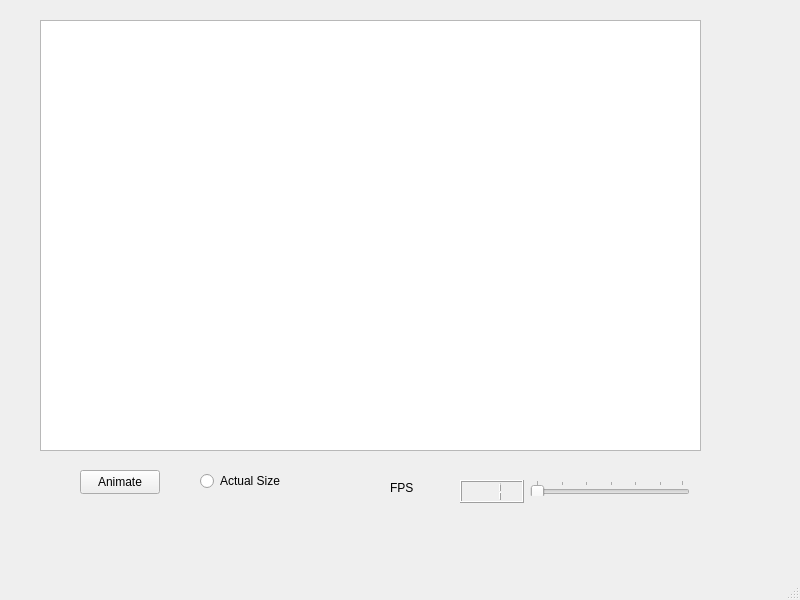
The window that previewwindow.ui (KaiokenBro/Sprite-Editor) describes before a commit, drawn with Qt 5.
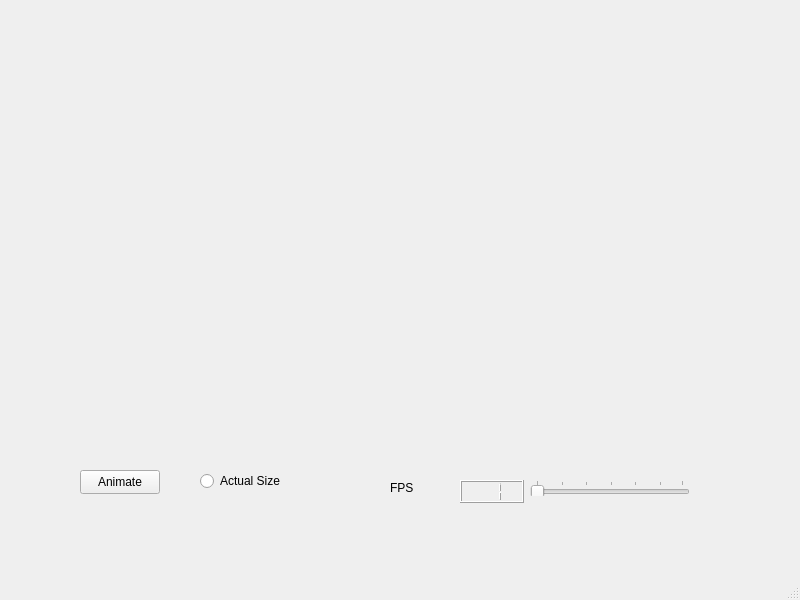
The same window after the commit.

```diff
--- a/previewwindow.ui
+++ b/previewwindow.ui
@@ -97,13 +97,13 @@
      <number>1</number>
     </property>
    </widget>
-   <widget class="QGraphicsView" name="spriteDisplay">
+   <widget class="QLabel" name="spriteLabel">
     <property name="geometry">
      <rect>
-      <x>40</x>
-      <y>20</y>
-      <width>661</width>
-      <height>431</height>
+      <x>90</x>
+      <y>60</y>
+      <width>541</width>
+      <height>301</height>
      </rect>
     </property>
    </widget>
```
Left out of the diff: 3 changed lines with no effect on the pictures.
